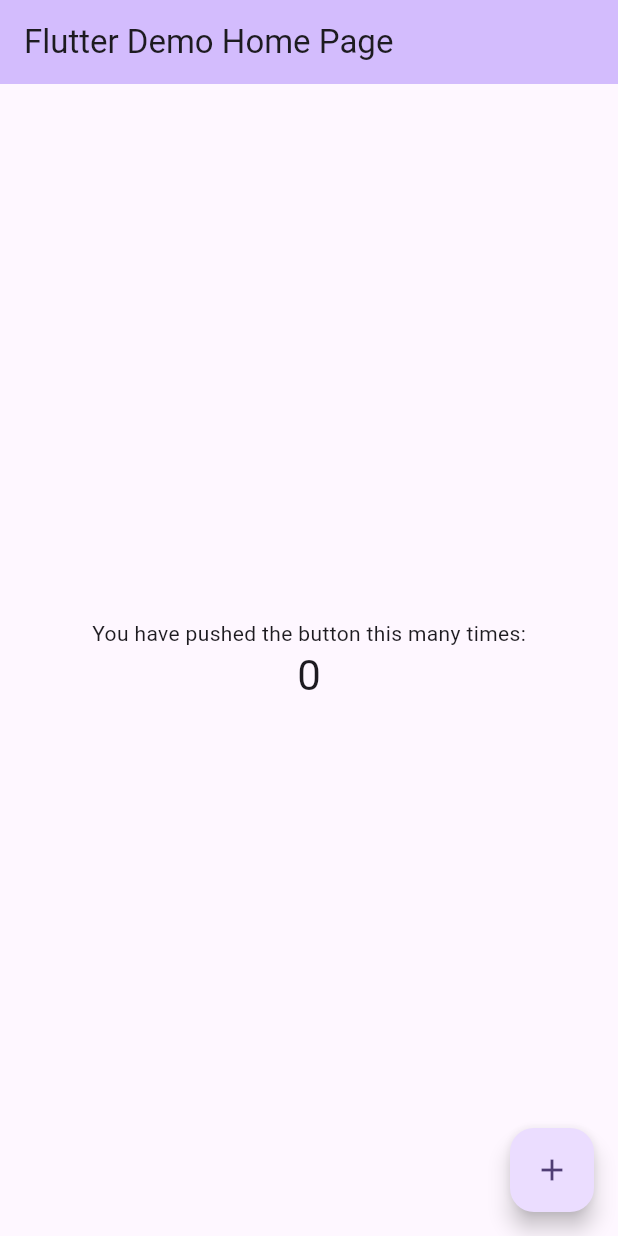
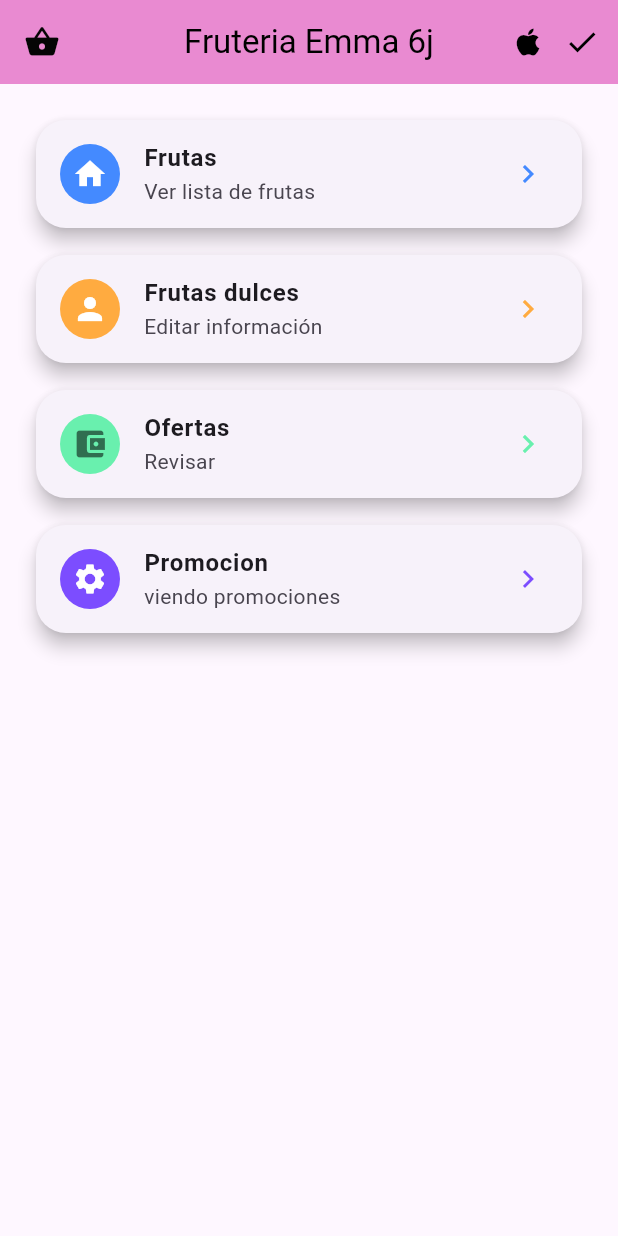
Before and after one commit to emma-ortiz/listview-act8-ortiz-0306, a Flutter app: the screen it shows after launch, on a phone screen of 412 x 824 dp. Run offline on Flutter 3.47's test engine with Material 3 defaults, Android fonts, the phone set to English and light mode, and no system bars.

Commit message:
2 imagenes

```diff
--- a/lib/main.dart
+++ b/lib/main.dart
@@ -1,122 +1,141 @@
 import 'package:flutter/material.dart';
 
-void main() {
-  runApp(const MyApp());
-}
+void main() => runApp(const FruteriaApp());
 
-class MyApp extends StatelessWidget {
-  const MyApp({super.key});
-
-  // This widget is the root of your application.
-  @override
-  Widget build(BuildContext context) {
-    return MaterialApp(
-      title: 'Flutter Demo',
-      theme: ThemeData(
-        // This is the theme of your application.
-        //
-        // TRY THIS: Try running your application with "flutter run". You'll see
-        // the application has a purple toolbar. Then, without quitting the app,
-        // try changing the seedColor in the colorScheme below to Colors.green
-        // and then invoke "hot reload" (save your changes or press the "hot
-        // reload" button in a Flutter-supported IDE, or press "r" if you used
-        // the command line to start the app).
-        //
-        // Notice that the counter didn't reset back to zero; the application
-        // state is not lost during the reload. To reset the state, use hot
-        // restart instead.
-        //
-        // This works for code too, not just values: Most code changes can be
-        // tested with just a hot reload.
-        colorScheme: ColorScheme.fromSeed(seedColor: Colors.deepPurple),
-      ),
-      home: const MyHomePage(title: 'Flutter Demo Home Page'),
-    );
-  }
-}
-
-class MyHomePage extends StatefulWidget {
-  const MyHomePage({super.key, required this.title});
-
-  // This widget is the home page of your application. It is stateful, meaning
-  // that it has a State object (defined below) that contains fields that affect
-  // how it looks.
-
-  // This class is the configuration for the state. It holds the values (in this
-  // case the title) provided by the parent (in this case the App widget) and
-  // used by the build method of the State. Fields in a Widget subclass are
-  // always marked "final".
-
-  final String title;
-
-  @override
-  State<MyHomePage> createState() => _MyHomePageState();
-}
-
-class _MyHomePageState extends State<MyHomePage> {
-  int _counter = 0;
-
-  void _incrementCounter() {
-    setState(() {
-      // This call to setState tells the Flutter framework that something has
-      // changed in this State, which causes it to rerun the build method below
-      // so that the display can reflect the updated values. If we changed
-      // _counter without calling setState(), then the build method would not be
-      // called again, and so nothing would appear to happen.
-      _counter++;
-    });
-  }
+class FruteriaApp extends StatelessWidget {
+  const FruteriaApp({super.key});
 
   @override
   Widget build(BuildContext context) {
-    // This method is rerun every time setState is called, for instance as done
-    // by the _incrementCounter method above.
-    //
-    // The Flutter framework has been optimized to make rerunning build methods
-    // fast, so that you can just rebuild anything that needs updating rather
-    // than having to individually change instances of widgets.
+    return const MaterialApp(
+
+      debugShowCheckedModeBanner: false,
+      title: 'Fruteria App',
+      home: Frutas(),
+    );
+  }
+}// fin clase FruteriaApp
+
+class Frutas extends StatelessWidget {
+  const Frutas({super.key});
+
+  @override
+  Widget build(BuildContext context) {
     return Scaffold(
       appBar: AppBar(
-        // TRY THIS: Try changing the color here to a specific color (to
-        // Colors.amber, perhaps?) and trigger a hot reload to see the AppBar
-        // change color while the other colors stay the same.
-        backgroundColor: Theme.of(context).colorScheme.inversePrimary,
-        // Here we take the value from the MyHomePage object that was created by
-        // the App.build method, and use it to set our appbar title.
-        title: Text(widget.title),
+        title: const Text(
+          'Fruteria Emma 6j',
+          style: TextStyle(color: Color.fromARGB(255, 0, 0, 0)),
+        ),
+        centerTitle: true,
+        backgroundColor: const Color.fromARGB(255, 233, 138, 209),
+        // Icono de "Caja" a la izquierda (Leading)
+        leading: const Icon(
+          Icons.shopping_basket,
+          color: Color.fromARGB(255, 5, 5, 5),
+        ),
+        // Iconos de Manzana y Palomita a la derecha (Actions)
+        actions: const [
+          Icon(Icons.apple, color: Color.fromARGB(255, 0, 0, 0)),
+          Padding(
+            padding: EdgeInsets.symmetric(horizontal: 12.0),
+            child: Icon(Icons.check, color: Color.fromARGB(255, 0, 0, 0)), // "Palomita"
+          ),
+        ],
       ),
-      body: Center(
-        // Center is a layout widget. It takes a single child and positions it
-        // in the middle of the parent.
-        child: Column(
-          // Column is also a layout widget. It takes a list of children and
-          // arranges them vertically. By default, it sizes itself to fit its
-          // children horizontally, and tries to be as tall as its parent.
-          //
-          // Column has various properties to control how it sizes itself and
-          // how it positions its children. Here we use mainAxisAlignment to
-          // center the children vertically; the main axis here is the vertical
-          // axis because Columns are vertical (the cross axis would be
-          // horizontal).
-          //
-          // TRY THIS: Invoke "debug painting" (choose the "Toggle Debug Paint"
-          // action in the IDE, or press "p" in the console), to see the
-          // wireframe for each widget.
-          mainAxisAlignment: MainAxisAlignment.center,
-          children: <Widget>[
-            const Text('You have pushed the button this many times:'),
-            Text(
-              '$_counter',
-              style: Theme.of(context).textTheme.headlineMedium,
-            ),
-          ],
+
+
+     body: ListView(
+  padding: const EdgeInsets.all(20.0),
+  children: [
+    // Elemento 1: Inicio
+    Card(
+      elevation: 5,
+      shape: RoundedRectangleBorder(borderRadius: BorderRadius.circular(20)),
+      child: ListTile(
+        leading: const CircleAvatar(
+          backgroundColor: Colors.blueAccent,
+          child: Icon(Icons.home, color: Colors.white),
         ),
+        title: const Text('Frutas', style: TextStyle(fontWeight: FontWeight.bold)),
+        subtitle: const Text('Ver lista de frutas'),
+        trailing: const Icon(Icons.chevron_right, color: Colors.blueAccent),
+        onTap: () {
+          ScaffoldMessenger.of(context).showSnackBar(
+            const SnackBar(content: Text('Navegando a Inicio...')),
+          );
+        },
       ),
-      floatingActionButton: FloatingActionButton(
-        onPressed: _incrementCounter,
-        tooltip: 'Increment',
-        child: const Icon(Icons.add),
-      ), // This trailing comma makes auto-formatting nicer for build methods.
-    );
+    ),
+
+    const SizedBox(height: 10), // Espacio entre tarjetas
+
+    // Elemento 2: Perfil
+    Card(
+      elevation: 5,
+      shape: RoundedRectangleBorder(borderRadius: BorderRadius.circular(20)),
+      child: ListTile(
+        leading: const CircleAvatar(
+          backgroundColor: Colors.orangeAccent,
+          child: Icon(Icons.person, color: Colors.white),
+        ),
+        title: const Text('Frutas dulces', style: TextStyle(fontWeight: FontWeight.bold)),
+        subtitle: const Text('Editar información '),
+        trailing: const Icon(Icons.chevron_right, color: Colors.orangeAccent),
+        onTap: () {
+          ScaffoldMessenger.of(context).showSnackBar(
+            const SnackBar(content: Text('Abriendo...')),
+          );
+        },
+      ),
+    ),
+
+    const SizedBox(height: 10),
+
+    // Elemento 3: Pagos
+    Card(
+      elevation: 5,
+      shape: RoundedRectangleBorder(borderRadius: BorderRadius.circular(20)),
+      child: ListTile(
+        leading: const CircleAvatar(
+          backgroundColor: Colors.greenAccent,
+          child: Icon(Icons.account_balance_wallet, color: Colors.black54),
+        ),
+        title: const Text('Ofertas', style: TextStyle(fontWeight: FontWeight.bold)),
+        subtitle: const Text('Revisar'),
+        trailing: const Icon(Icons.chevron_right, color: Colors.greenAccent),
+        onTap: () {
+          ScaffoldMessenger.of(context).showSnackBar(
+            const SnackBar(content: Text('Cargando métodos de pago...')),
+          );
+        },
+      ),
+    ),
+
+    const SizedBox(height: 10),
+
+    // Elemento 4: Ajustes
+    Card(
+      elevation: 5,
+      shape: RoundedRectangleBorder(borderRadius: BorderRadius.circular(20)),
+      child: ListTile(
+        leading: const CircleAvatar(
+          backgroundColor: Colors.deepPurpleAccent,
+          child: Icon(Icons.settings, color: Colors.white),
+        ),
+        title: const Text('Promocion', style: TextStyle(fontWeight: FontWeight.bold)),
+        subtitle: const Text('viendo promociones'),
+        trailing: const Icon(Icons.chevron_right, color: Colors.deepPurpleAccent),
+        onTap: () {
+          ScaffoldMessenger.of(context).showSnackBar(
+            const SnackBar(content: Text('Entrando...')),
+          );
+        },
+      ),
+    ),
+  ],
+),
+
+    ) ;
   }
-}
+}// fin clase frutas
```
